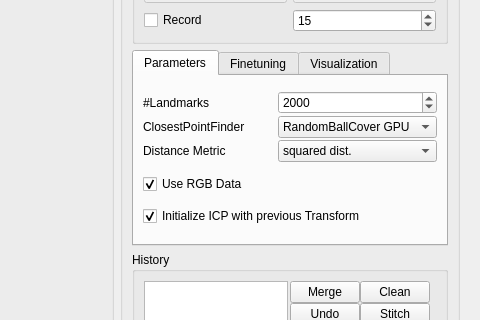
anygo/uniprojectsdn, file master/seminar/StitchingWidget.ui: the form before one commit; both pictures show x 499 to 979 and y 113 to 433 of the 979 by 691 pixel window.
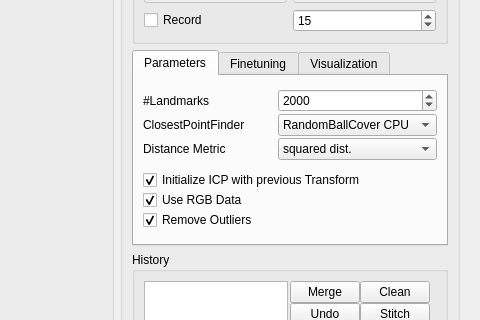
The form after the commit. Custom widgets are drawn as their Qt base class.

The edit to the form file:
```diff
--- a/master/seminar/StitchingWidget.ui
+++ b/master/seminar/StitchingWidget.ui
@@ -208,7 +208,7 @@
                   </size>
                  </property>
                  <property name="currentIndex">
-                  <number>4</number>
+                  <number>3</number>
                  </property>
                  <item>
                   <property name="text">
@@ -269,15 +269,10 @@
               </layout>
              </item>
              <item>
-              <widget class="QCheckBox" name="m_CheckBoxUseRGBData">
-               <property name="text">
-                <string>Use RGB Data</string>
+              <layout class="QVBoxLayout" name="verticalLayout_3">
+               <property name="spacing">
+                <number>0</number>
                </property>
-               <property name="checked">
-                <bool>true</bool>
-               </property>
-              </widget>
-             </item>
              <item>
               <widget class="QCheckBox" name="m_CheckBoxUsePreviousTransformation">
                <property name="text">
@@ -288,6 +283,28 @@
                </property>
               </widget>
              </item>
+               <item>
+                <widget class="QCheckBox" name="m_CheckBoxUseRGBData">
+                 <property name="text">
+                  <string>Use RGB Data</string>
+                 </property>
+                 <property name="checked">
+                  <bool>true</bool>
+                 </property>
+                </widget>
+               </item>
+               <item>
+                <widget class="QCheckBox" name="m_CheckBoxRemoveOutliers">
+                 <property name="text">
+                  <string>Remove Outliers</string>
+                 </property>
+                 <property name="checked">
+                  <bool>true</bool>
+                 </property>
+                </widget>
+               </item>
+              </layout>
+             </item>
             </layout>
            </widget>
            <widget class="QWidget" name="tab_3">
```
Left out of the diff: 32 changed lines with no effect on the pictures. Lines whose indentation alone changed are shown as unchanged.
